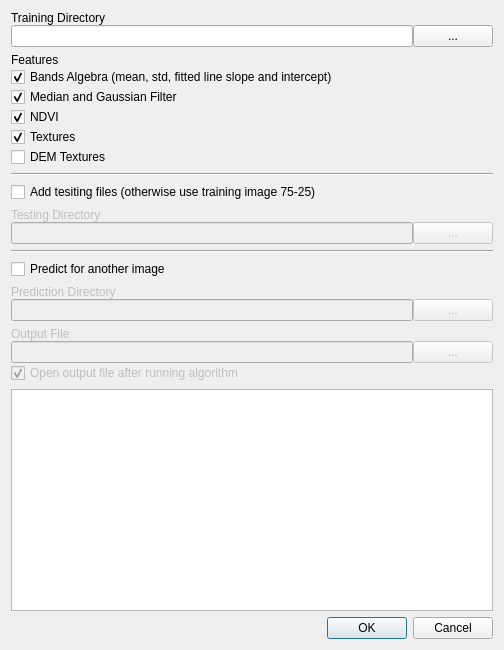
First picture: the form in Lumberjack_dialog_base.ui, repository carobrus/lumberjack_qgis_plugin, before the edit.
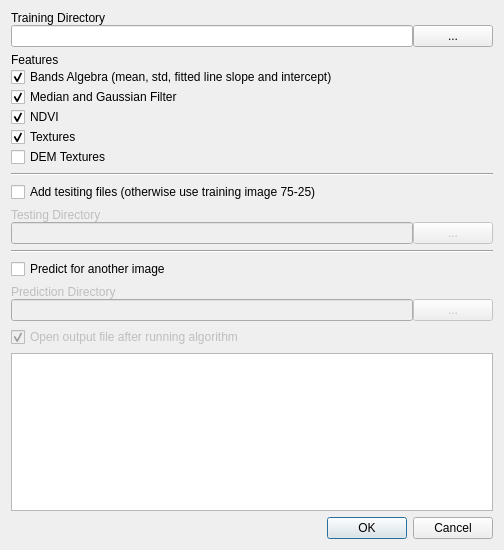
Second picture: the form after the edit.

Commit message:
Changes output file renaming
The name of the file is generated adding a suffix and a timestamp. The file is saved with the landsat tiff files.

Diff of the .ui file:
```diff
--- a/Lumberjack_dialog_base.ui
+++ b/Lumberjack_dialog_base.ui
@@ -7,13 +7,13 @@
     <x>0</x>
     <y>0</y>
     <width>504</width>
-    <height>650</height>
+    <height>550</height>
    </rect>
   </property>
   <property name="minimumSize">
    <size>
     <width>504</width>
-    <height>650</height>
+    <height>550</height>
    </size>
   </property>
   <property name="maximumSize">
@@ -238,40 +238,6 @@
      <property name="spacing">
       <number>0</number>
      </property>
-     <item>
-      <widget class="QLabel" name="label_outputFile">
-       <property name="enabled">
-        <bool>false</bool>
-       </property>
-       <property name="text">
-        <string>Output File</string>
-       </property>
-      </widget>
-     </item>
-     <item>
-      <layout class="QHBoxLayout" name="horizontalLayout_5">
-       <item>
-        <widget class="QLineEdit" name="lineEdit_outputFile">
-         <property name="enabled">
-          <bool>false</bool>
-         </property>
-         <property name="text">
-          <string/>
-         </property>
-        </widget>
-       </item>
-       <item>
-        <widget class="QPushButton" name="pushButton_outputFile">
-         <property name="enabled">
-          <bool>false</bool>
-         </property>
-         <property name="text">
-          <string>...</string>
-         </property>
-        </widget>
-       </item>
-      </layout>
-     </item>
      <item>
       <widget class="QCheckBox" name="checkBox_addFile">
        <property name="enabled">
```
The commit also changes 3 other files.
